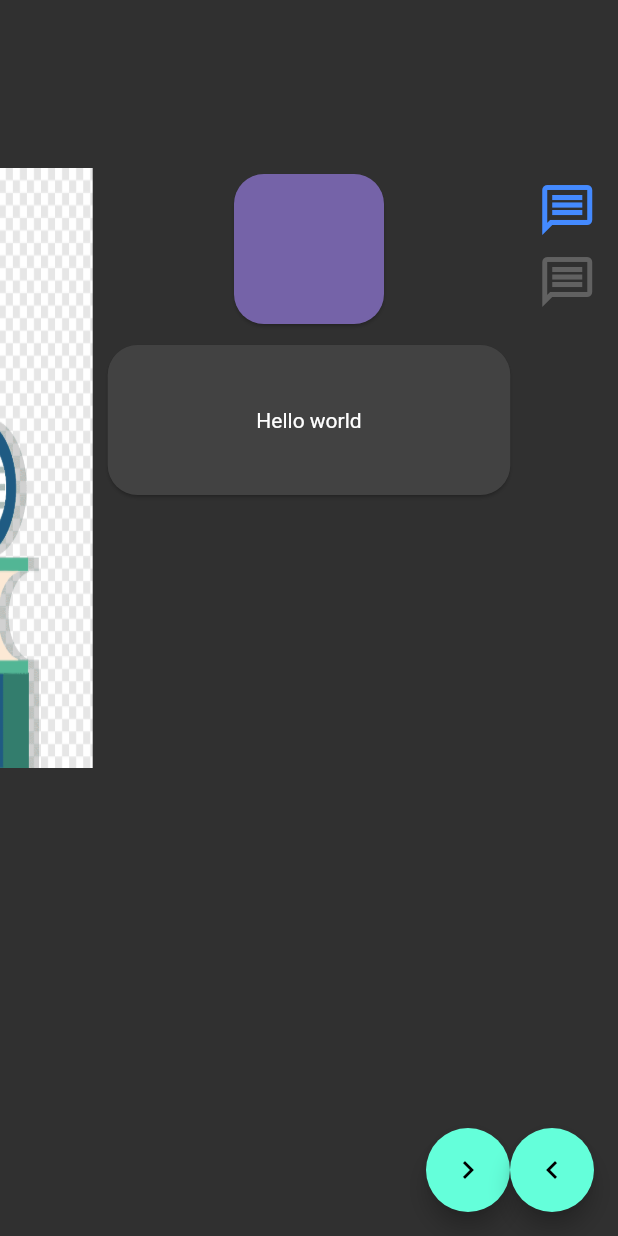
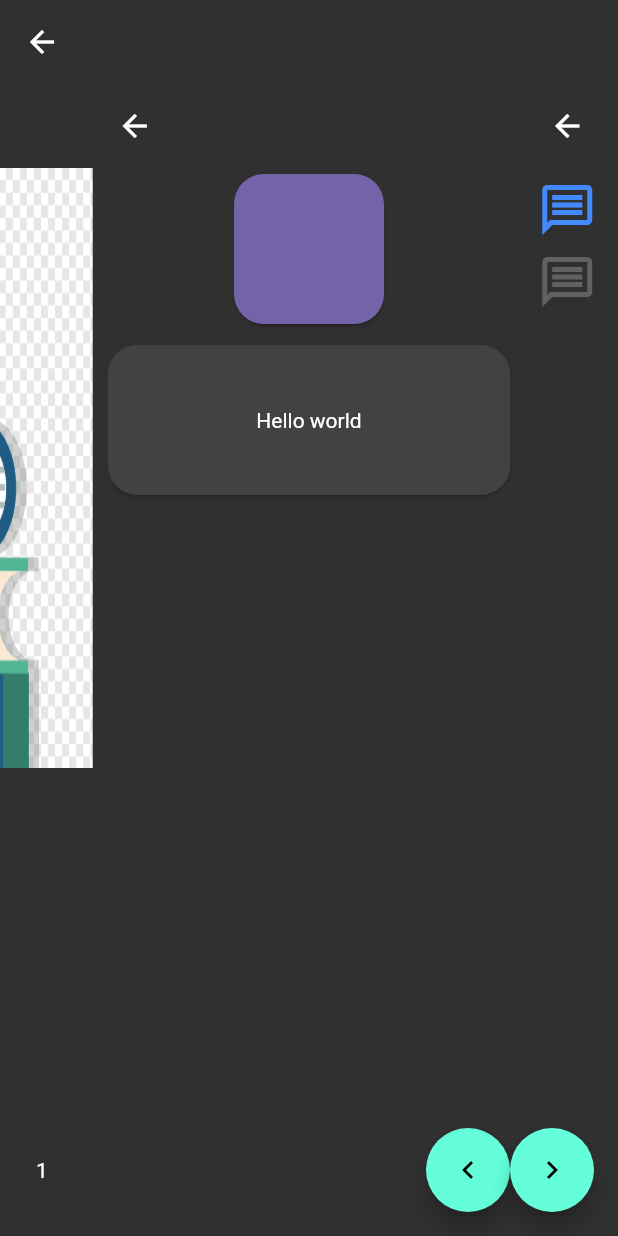
Before and after one commit to elifreis95/flutter_course_vb, a Flutter app: the PageViewLearn screen opened directly, after a tap on the "chevron right" icon, on a phone screen of 412 x 824 dp. Run offline on Flutter 3.47's test engine with Material 2 defaults, Android fonts, the phone set to English and light mode, and no system bars.

Commit message:
flutter full learn 6 stateful learn

```diff
--- a/lib/101/page_view_learn.dart
+++ b/lib/101/page_view_learn.dart
@@ -12,12 +12,31 @@
 
 class _PageViewLearnState extends State<PageViewLearn> {
   final _pageController = PageController(viewportFraction: 0.7);
+  int _currentPageIndex = 0;
+
+  void _updatePageIndex(int Index) {
+    setState(() {
+      _currentPageIndex = Index;
+    });
+  }
+
   @override
   Widget build(BuildContext context) {
     return Scaffold(
-      floatingActionButton: Row(
-        mainAxisSize: MainAxisSize.min,
+      floatingActionButton: Padding(
+        padding: const EdgeInsets.only(left: 40),
+        child: Row(
           children: [
+            Text(_currentPageIndex.toString()),
+            Spacer(),
+            FloatingActionButton(
+              onPressed: () {
+                _pageController.previousPage(
+                    duration: _DurationUtility._durationLow,
+                    curve: _CurvesUtility._curvesType);
+              },
+              child: Icon(Icons.chevron_left),
+            ),
             FloatingActionButton(
               onPressed: () {
                 _pageController.nextPage(
@@ -26,20 +45,14 @@
               },
               child: Icon(Icons.chevron_right),
             ),
-          FloatingActionButton(
-            onPressed: () {
-              _pageController.previousPage(
-                  duration: _DurationUtility._durationLow,
-                  curve: _CurvesUtility._curvesType);
-            },
-            child: Icon(Icons.chevron_left),
+          ],
         ),
-        ],
       ),
       appBar: AppBar(),
       body: PageView(
         padEnds: true,
         controller: _pageController,
+        onPageChanged: _updatePageIndex,
         children: [
           ImageLearn(),
           CardLearn(),
--- a/lib/101/stateful_learn.dart
+++ b/lib/101/stateful_learn.dart
@@ -38,7 +38,7 @@
               child: Text(_countValue.toString(),
                   style: Theme.of(context).textTheme.headline4)),
           Placeholder(),
-          CounterHelloButton()
+          CounterHelloButton(),
         ],
       ),
     );
--- a/lib/main.dart
+++ b/lib/main.dart
@@ -18,6 +18,7 @@
 import '101/page_view_learn.dart';
 import '101/stack_learn.dart';
 import '101/stateful_learn.dart';
+import '101/stateful_life_cycle_learn.dart';
 import '101/stateless_learn.dart';
 import 'demos/note_demos_view.dart';
 import 'demos/stack_demo_view.dart';
@@ -60,7 +61,7 @@
             color: Colors.pink),
         )
       ),
-      home: PageViewLearn()
+      home: StatefulLifeCycleLearn(message:'Base2')
 
     );
   }
```
Also changed, not shown: lib/101/stateful_life_cycle_learn.dart (added, +72 -0 lines), lib/101/text_field_learn.dart (added, +18 -0 lines). Lines whose indentation alone changed are shown as unchanged.
